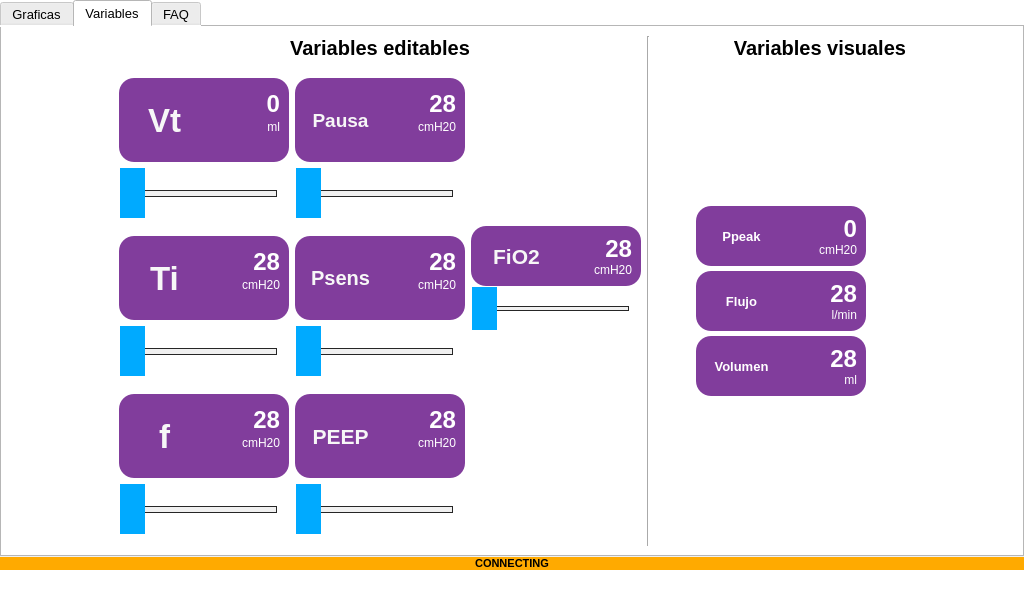
This is _main_.ui in JulianDuque97/EPI as Qt 5 draws it before an edit. The edited form follows.
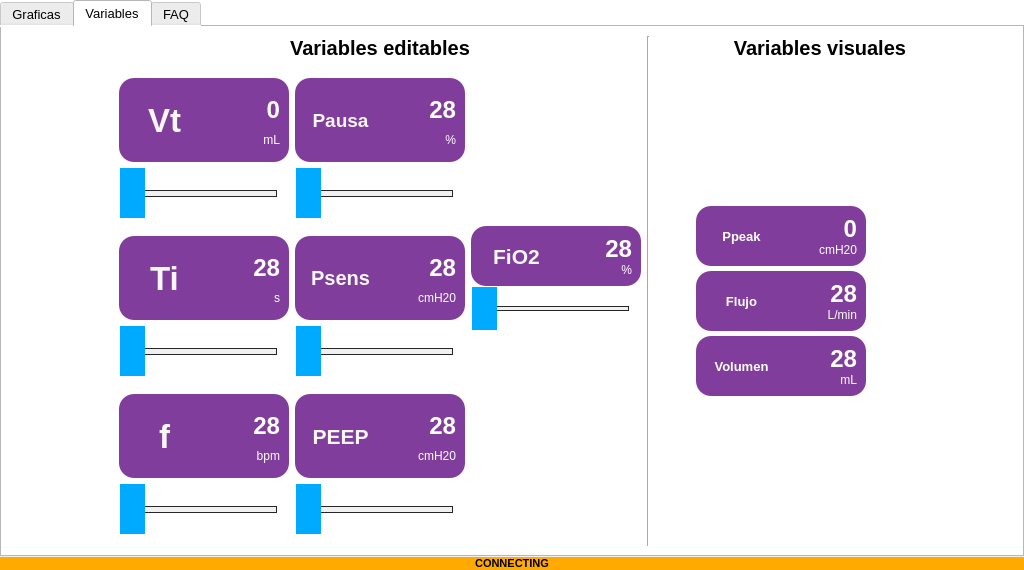
This is the edited form. The open tabs and pages were chosen to show the change. Icons and pictures are not drawn. Custom widgets are drawn as their Qt base class.

Patch:
```diff
--- a/_main_.ui
+++ b/_main_.ui
@@ -7,13 +7,13 @@
     <x>0</x>
     <y>0</y>
     <width>1024</width>
-    <height>600</height>
+    <height>570</height>
    </rect>
   </property>
   <property name="minimumSize">
    <size>
     <width>1024</width>
-    <height>600</height>
+    <height>570</height>
    </size>
   </property>
   <property name="windowTitle">
@@ -48,22 +48,6 @@
     <property name="spacing">
      <number>0</number>
     </property>
-    <item row="2" column="1">
-     <spacer name="verticalSpacer">
-      <property name="orientation">
-       <enum>Qt::Vertical</enum>
-      </property>
-      <property name="sizeType">
-       <enum>QSizePolicy::Fixed</enum>
-      </property>
-      <property name="sizeHint" stdset="0">
-       <size>
-        <width>20</width>
-        <height>30</height>
-       </size>
-      </property>
-     </spacer>
-    </item>
     <item row="1" column="1">
      <widget class="QLabel" name="label">
       <property name="font">
@@ -1756,13 +1740,19 @@
                    </item>
                    <item>
                     <widget class="QLabel" name="label_68">
+                     <property name="maximumSize">
+                      <size>
+                       <width>16777215</width>
+                       <height>20</height>
+                      </size>
+                     </property>
                      <property name="font">
                       <font>
                        <pointsize>9</pointsize>
                       </font>
                      </property>
                      <property name="text">
-                      <string>l/min</string>
+                      <string>L/min</string>
                      </property>
                      <property name="alignment">
                       <set>Qt::AlignRight|Qt::AlignTop|Qt::AlignTrailing</set>
@@ -1857,13 +1847,19 @@
                    </item>
                    <item>
                     <widget class="QLabel" name="label_69">
+                     <property name="maximumSize">
+                      <size>
+                       <width>16777215</width>
+                       <height>20</height>
+                      </size>
+                     </property>
                      <property name="font">
                       <font>
                        <pointsize>9</pointsize>
                       </font>
                      </property>
                      <property name="text">
-                      <string>ml</string>
+                      <string>mL</string>
                      </property>
                      <property name="alignment">
                       <set>Qt::AlignRight|Qt::AlignTop|Qt::AlignTrailing</set>
@@ -2051,13 +2047,19 @@
                      </item>
                      <item>
                       <widget class="QLabel" name="label_63">
+                       <property name="maximumSize">
+                        <size>
+                         <width>16777215</width>
+                         <height>20</height>
+                        </size>
+                       </property>
                        <property name="font">
                         <font>
                          <pointsize>9</pointsize>
                         </font>
                        </property>
                        <property name="text">
-                        <string>ml</string>
+                        <string>mL</string>
                        </property>
                        <property name="alignment">
                         <set>Qt::AlignRight|Qt::AlignTop|Qt::AlignTrailing</set>
@@ -2228,13 +2230,19 @@
                      </item>
                      <item>
                       <widget class="QLabel" name="label_89">
+                       <property name="maximumSize">
+                        <size>
+                         <width>16777215</width>
+                         <height>20</height>
+                        </size>
+                       </property>
                        <property name="font">
                         <font>
                          <pointsize>9</pointsize>
                         </font>
                        </property>
                        <property name="text">
-                        <string>cmH20</string>
+                        <string>s</string>
                        </property>
                        <property name="alignment">
                         <set>Qt::AlignRight|Qt::AlignTop|Qt::AlignTrailing</set>
@@ -2405,13 +2413,19 @@
                      </item>
                      <item>
                       <widget class="QLabel" name="label_90">
+                       <property name="maximumSize">
+                        <size>
+                         <width>16777215</width>
+                         <height>20</height>
+                        </size>
+                       </property>
                        <property name="font">
                         <font>
                          <pointsize>9</pointsize>
                         </font>
                        </property>
                        <property name="text">
-                        <string>cmH20</string>
+                        <string>bpm</string>
                        </property>
                        <property name="alignment">
                         <set>Qt::AlignRight|Qt::AlignTop|Qt::AlignTrailing</set>
@@ -2586,13 +2600,19 @@
                      </item>
                      <item>
                       <widget class="QLabel" name="label_62">
+                       <property name="maximumSize">
+                        <size>
+                         <width>16777215</width>
+                         <height>20</height>
+                        </size>
+                       </property>
                        <property name="font">
                         <font>
                          <pointsize>9</pointsize>
                         </font>
                        </property>
                        <property name="text">
-                        <string>cmH20</string>
+                        <string>%</string>
                        </property>
                        <property name="alignment">
                         <set>Qt::AlignRight|Qt::AlignTop|Qt::AlignTrailing</set>
@@ -2763,6 +2783,12 @@
                      </item>
                      <item>
                       <widget class="QLabel" name="label_65">
+                       <property name="maximumSize">
+                        <size>
+                         <width>16777215</width>
+                         <height>20</height>
+                        </size>
+                       </property>
                        <property name="font">
                         <font>
                          <pointsize>9</pointsize>
@@ -2940,6 +2966,12 @@
                      </item>
                      <item>
                       <widget class="QLabel" name="label_66">
+                       <property name="maximumSize">
+                        <size>
+                         <width>16777215</width>
+                         <height>20</height>
+                        </size>
+                       </property>
                        <property name="font">
                         <font>
                          <pointsize>9</pointsize>
@@ -3144,13 +3176,19 @@
                    </item>
                    <item>
                     <widget class="QLabel" name="label_67">
+                     <property name="maximumSize">
+                      <size>
+                       <width>16777215</width>
+                       <height>20</height>
+                      </size>
+                     </property>
                      <property name="font">
                       <font>
                        <pointsize>9</pointsize>
                       </font>
                      </property>
                      <property name="text">
-                      <string>cmH20</string>
+                      <string>%</string>
                      </property>
                      <property name="alignment">
                       <set>Qt::AlignRight|Qt::AlignTop|Qt::AlignTrailing</set>
```
Left out of the diff: 74 changed lines with no effect on the pictures.
